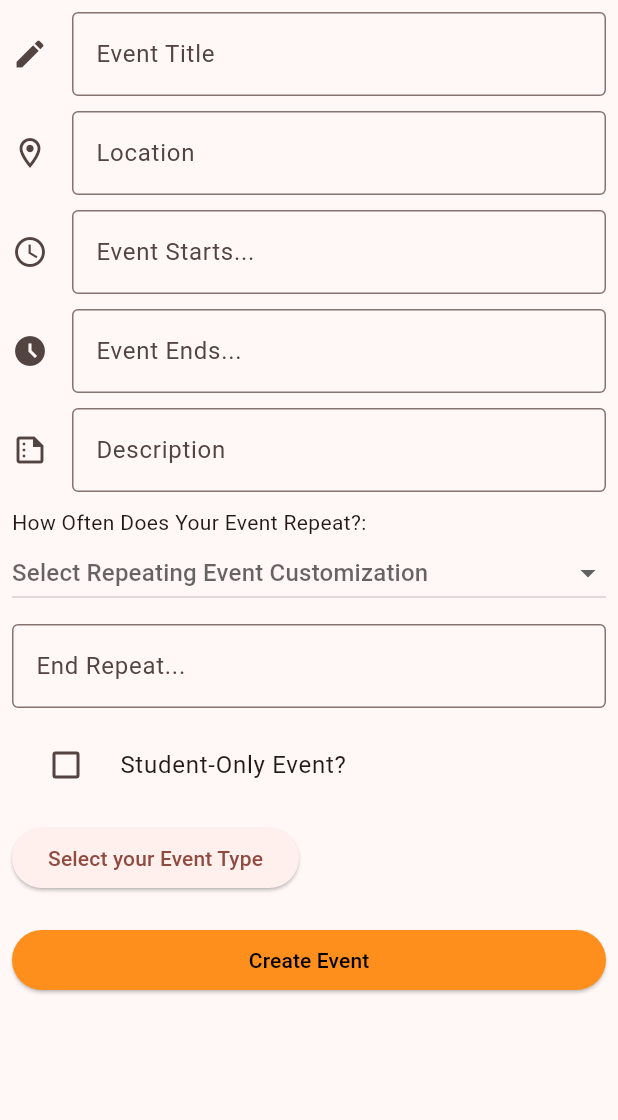
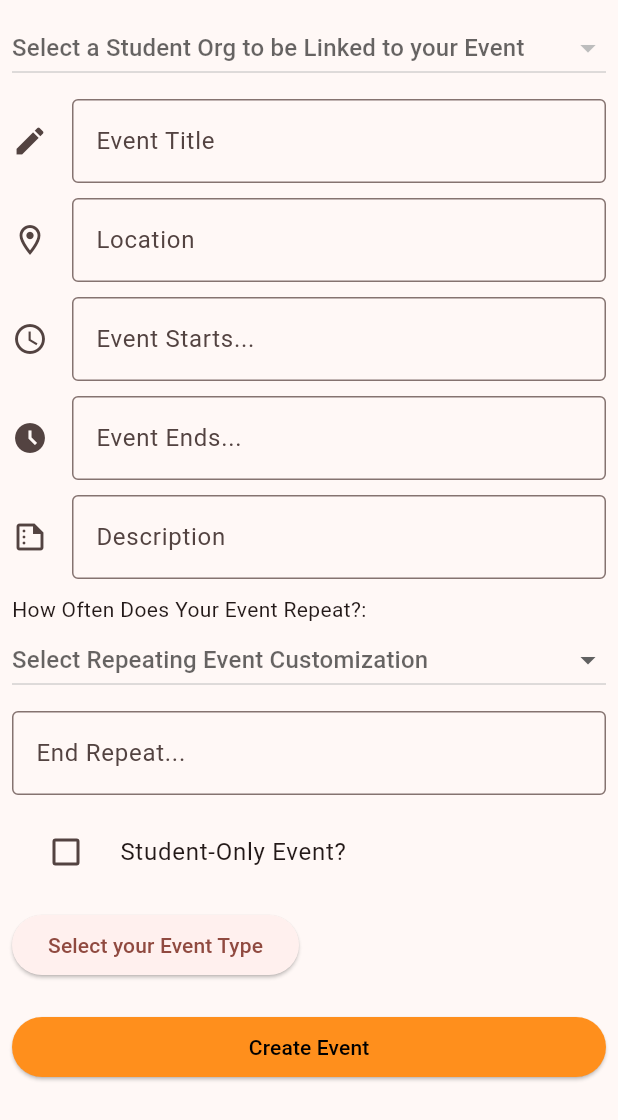
Before and after one commit to GrinSync/GrinSyncFrontend, a Flutter app: the UserEventCreationPage screen opened directly, on a phone screen of 412 x 824 dp. Shown: the top 1120 px of the screen. Run offline on Flutter 3.47's test engine with Material 3 defaults, Android fonts, the phone set to English and light mode, and no system bars; our stand-ins replace flutter_secure_storage, fluttertoast, hive_flutter, syncfusion_flutter_calendar; accounts and stored records are empty; network calls fail; Roboto replaces fonts that are missing (Futura); statements that could not run were skipped.

Commit message:
implement student orgs for create event

```diff
--- a/lib/global.dart
+++ b/lib/global.dart
@@ -8,3 +8,4 @@ ValueNotifier<User?> USER = ValueNotifier<User?>(null); //please don't change th
 
 List<String> ALLTAGS = []; // this will be a string of all tags separated by commas
 List<String> PREFERREDTAGS = []; // this will be a string of all preferred tags separated by commas
+List<String> STUDENTORGS = []; // this list will contain
--- a/lib/main.dart
+++ b/lib/main.dart
@@ -12,6 +12,7 @@ import 'package:hive_flutter/hive_flutter.dart';
 import 'package:flutter_test_app/pages/search_page.dart';
 import 'package:flutter_test_app/api/user_authorization.dart';
 import 'package:flutter_test_app/global.dart';
+import 'package:flutter_test_app/api/get_student_orgs.dart';
 
 void main() async {
   WidgetsFlutterBinding.ensureInitialized();
@@ -35,6 +36,7 @@ void main() async {
   await setLoginStatus(); // this function will set the USER global variable to current user if logged in, else null
   await getAllTags(); // this function will set the ALLTAGS global variable to a list of strings of all tags
   await getPrefferedTags(); // this function will set the PREFERREDTAGS global variable to a list of strings of preferred tags
+  await getStudentOrgs(); // this function will set the STUDENTORGS global variable to a list of student org ids that the user is linked with
 
   // run the app
   runApp(const MyApp());
--- a/lib/pages/user_event_creation_page.dart
+++ b/lib/pages/user_event_creation_page.dart
@@ -1,4 +1,5 @@
 import 'package:flutter/material.dart';
+import 'package:flutter_test_app/api/get_student_orgs.dart';
 import 'package:flutter_test_app/api/new_event_info.dart';
 import 'package:flutter_test_app/global.dart';
 import 'package:fluttertoast/fluttertoast.dart';
@@ -80,7 +81,7 @@ class UserEventCreationPage extends StatefulWidget {
 
 // The state class to manage mutable state data and the widget's lifecycle for event creation page.
 class UserEventCreationPageState extends State<UserEventCreationPage> {
-  // late final TextEditingController _orgId; TODO: Uncomment when we implement student orgs.
+  late String? _org;
   late final TextEditingController _title;
   late final TextEditingController _location;
   late final TextEditingController _startDate;
@@ -91,11 +92,13 @@ class UserEventCreationPageState extends State<UserEventCreationPage> {
   late String _tagsString; // This string is a conversion of the list above to a comma-separated string.
   late String? _repeat;
   late final TextEditingController _repeatDate;
+  late List<DropdownMenuItem<String>> _studentOrgs;
 
   // initState function initializes all of the late final variables from above.
   @override
   void initState() {
-    // _orgId = TextEditingController(); TODO: Uncomment when we implement student orgs.
+    _org = null;
+    super.initState();
     _title = TextEditingController();
     _location = TextEditingController();
     _startDate = TextEditingController();
@@ -106,7 +109,14 @@ class UserEventCreationPageState extends State<UserEventCreationPage> {
     _tagsString = "";
     _repeat = null;
     _repeatDate = TextEditingController();
-    super.initState();
+    _studentOrgs = List.generate(STUDENTORGS.length,
+                                (index) => DropdownMenuItem(
+                                  value: STUDENTORGS[index],
+                                  child: Text(STUDENTORGS[index],
+                                  ),
+                                ),
+                                );
+
   } // initState
 
   // dispose function does the cleanup tasks.
@@ -206,6 +216,21 @@ class UserEventCreationPageState extends State<UserEventCreationPage> {
                       // Arrange children vertically.
                       crossAxisAlignment: CrossAxisAlignment.start,
                       children: [
+
+                        DropdownButton<String>(
+                            hint: const Text(
+                                'Select a Student Org to be Linked to your Event'),
+                            items: _studentOrgs,
+                            isExpanded: true,
+                            value: _org,
+                            onChanged: (newValue) {
+                              setState(() {
+                                _org = newValue;
+                              });
+                            }),
+
+                        const SizedBox(height: 10),
+
                         // EVENT TITLE BOX DISPLAYS HERE.
                         TextField(
                           controller: _title,
```
Also changed, not shown: lib/api/get_student_orgs.dart (added, +25 -0 lines).
